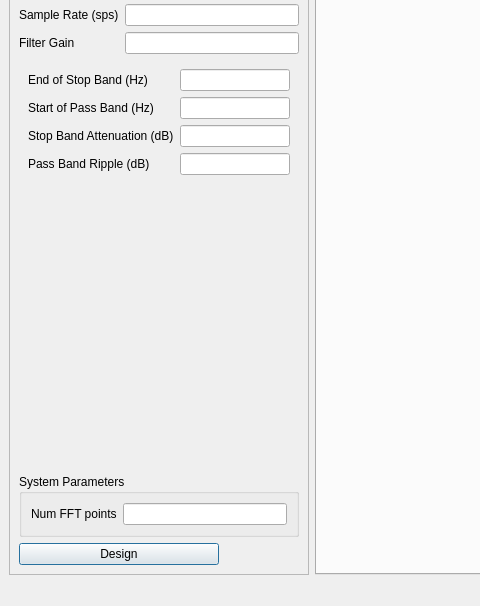
First picture: the form in gr-utils/src/python/pyqt_filter.ui, repository ZakyHermawan/gnuradio, before the edit; both pictures show x 0 to 480 and y 90 to 696 of the 1124 by 696 pixel window.
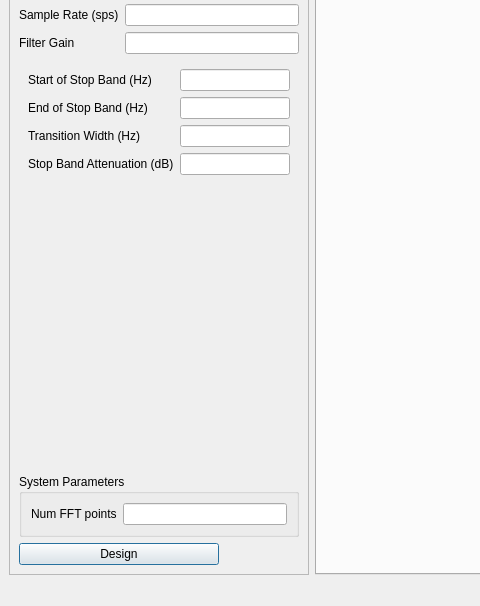
Second picture: the form after the edit. Custom widgets are drawn as their Qt base class.

Commit message: Added Band Notch filter

What changed in the file:
```diff
--- a/gr-utils/src/python/pyqt_filter.ui
+++ b/gr-utils/src/python/pyqt_filter.ui
@@ -257,6 +257,50 @@
            </item>
           </layout>
          </widget>
+         <widget class="QWidget" name="firbnfPage">
+          <layout class="QFormLayout" name="formLayout_5">
+           <item row="0" column="0">
+            <widget class="QLabel" name="startofBnfStopBandLabel">
+             <property name="text">
+              <string>Start of Stop Band (Hz)</string>
+             </property>
+            </widget>
+           </item>
+           <item row="0" column="1">
+            <widget class="QLineEdit" name="startofBnfStopBandEdit"/>
+           </item>
+           <item row="1" column="1">
+            <widget class="QLineEdit" name="endofBnfStopBandEdit"/>
+           </item>
+           <item row="2" column="1">
+            <widget class="QLineEdit" name="bnfTransitionEdit"/>
+           </item>
+           <item row="3" column="1">
+            <widget class="QLineEdit" name="bnfStopBandAttenEdit"/>
+           </item>
+           <item row="1" column="0">
+            <widget class="QLabel" name="endofBnfStopBandLabel">
+             <property name="text">
+              <string>End of Stop Band (Hz)</string>
+             </property>
+            </widget>
+           </item>
+           <item row="2" column="0">
+            <widget class="QLabel" name="bnfTransitionLabel">
+             <property name="text">
+              <string>Transition Width (Hz)</string>
+             </property>
+            </widget>
+           </item>
+           <item row="3" column="0">
+            <widget class="QLabel" name="bnfStopBandAttenLabel">
+             <property name="text">
+              <string>Stop Band Attenuation (dB)</string>
+             </property>
+            </widget>
+           </item>
+          </layout>
+         </widget>
          <widget class="QWidget" name="firhpfPage">
           <layout class="QFormLayout" name="formLayout_3">
            <property name="fieldGrowthPolicy">
```
The commit also changes 2 other files.
